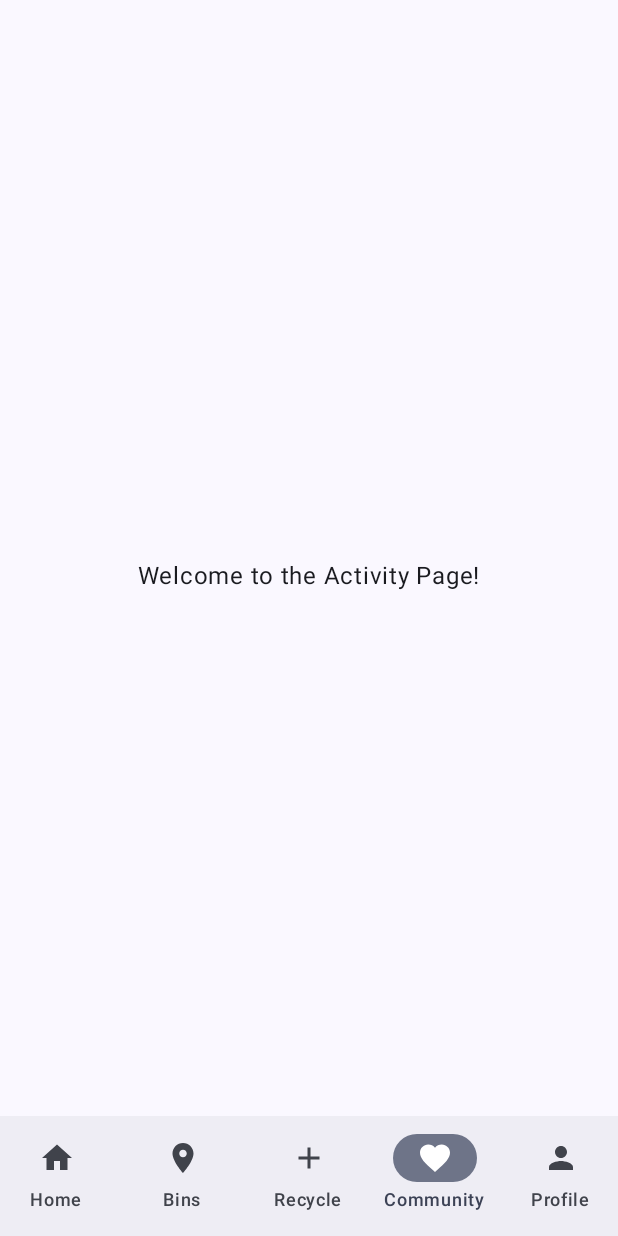
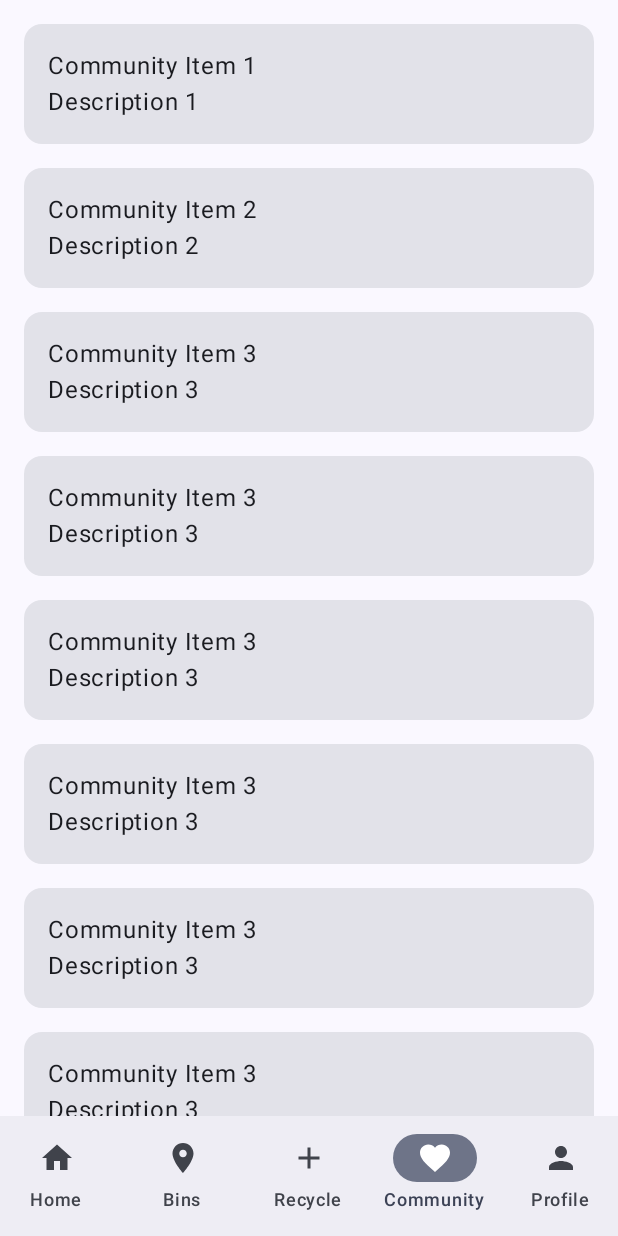
Before and after one commit to Morenokoko/PSD2_T12, an Android app built with Jetpack Compose: the HomePage screen opened through its navigation route, item 4 of the bottom bar chosen, on a phone screen of 412 x 824 dp. Run offline under Robolectric (Android 15) with nearby library versions, the phone set to English and light mode, and no system bars; libraries missing offline, so code that uses them is left out: androidx.camera.core, androidx.camera.view.

Commit message:
added paddingValues so that content wont be hidden behind navbar

```diff
--- a/frontend/app/src/main/java/com/example/ecoranger/CameraPage.kt
+++ b/frontend/app/src/main/java/com/example/ecoranger/CameraPage.kt
@@ -53,6 +53,7 @@ import androidx.lifecycle.LifecycleOwner
 import android.provider.Settings
 import android.net.Uri
 import android.app.Activity
+
 @SuppressLint("UnusedMaterial3ScaffoldPaddingParameter")
 @Composable
 fun CameraPage(navController: NavHostController, selectedItem: MutableState<Int>) {
@@ -139,7 +140,6 @@ private fun CameraContent() {
             )
         }
     ) { paddingValues: PaddingValues ->
-
         Box(modifier = Modifier.fillMaxSize()) {
             AndroidView(
                 modifier = Modifier
--- a/frontend/app/src/main/java/com/example/ecoranger/CommunityPage.kt
+++ b/frontend/app/src/main/java/com/example/ecoranger/CommunityPage.kt
@@ -4,19 +4,27 @@ import BackHandler
 import android.annotation.SuppressLint
 import androidx.compose.foundation.layout.Arrangement
 import androidx.compose.foundation.layout.Column
+import androidx.compose.foundation.layout.PaddingValues
 import androidx.compose.foundation.layout.fillMaxSize
+import androidx.compose.foundation.layout.fillMaxWidth
 import androidx.compose.foundation.layout.padding
+import androidx.compose.foundation.lazy.LazyColumn
+import androidx.compose.foundation.lazy.items
+import androidx.compose.material3.Card
+import androidx.compose.material3.ExperimentalMaterial3Api
 import androidx.compose.material3.Scaffold
 import androidx.compose.material3.Text
 import androidx.compose.runtime.Composable
 import androidx.compose.runtime.MutableState
 import androidx.compose.runtime.mutableStateOf
 import androidx.compose.runtime.remember
-import androidx.compose.ui.Alignment
 import androidx.compose.ui.Modifier
 import androidx.compose.ui.unit.dp
 import androidx.navigation.NavHostController
 
+
+// Define a data class for the card information
+data class CommunityItem(val title: String, val description: String)
 
 @SuppressLint("UnusedMaterial3ScaffoldPaddingParameter")
 @Composable
@@ -40,21 +48,65 @@ fun CommunityPage(navController: NavHostController, selectedItem: MutableState<I
         )
     }
     Scaffold(
-        bottomBar = { BottomNavigationBar(navController, selectedItem)},
-        content = {
-            Column(
+        bottomBar = { BottomNavigationBar(navController, selectedItem) },
+        content = { paddingValues: PaddingValues ->
+            LazyColumn(
                 modifier = Modifier
                     .fillMaxSize()
-                    .padding(bottom = 56.dp), // Adjust the padding to fit your needs
-                verticalArrangement = Arrangement.Center,
-                horizontalAlignment = Alignment.CenterHorizontally
+                    .padding(paddingValues),
+                contentPadding = PaddingValues(horizontal = 16.dp, vertical = 8.dp)
             ) {
-                Text("Welcome to the Activity Page!")
+                // Sample list of community items
+                val communityItems = listOf(
+                    CommunityItem("Community Item 1", "Description 1"),
+                    CommunityItem("Community Item 2", "Description 2"),
+                    CommunityItem("Community Item 3", "Description 3"),
+                    CommunityItem("Community Item 3", "Description 3"),
+                    CommunityItem("Community Item 3", "Description 3"),
+                    CommunityItem("Community Item 3", "Description 3"),
+                    CommunityItem("Community Item 3", "Description 3"),
+                    CommunityItem("Community Item 3", "Description 3"),
+                    CommunityItem("Community Item 3", "Description 3"),
+                    CommunityItem("Community Item 3", "Description 3")
+                    // Add more items as needed
+                )
+
+                items(communityItems) { item ->
+                    CommunityCard(item)
+                }
             }
+//            Column(
+//                modifier = Modifier
+//                    .fillMaxSize()
+//                    .padding(bottom = 56.dp), // Adjust the padding to fit your needs
+//                verticalArrangement = Arrangement.Center,
+//                horizontalAlignment = Alignment.CenterHorizontally
+//            ) {
+//                Text("Welcome to the Activity Page!")
+//            }
         }
     )
 }
 
+@OptIn(ExperimentalMaterial3Api::class)
+@Composable
+fun CommunityCard(item: CommunityItem) {
+    Card(
+        modifier = Modifier
+            .padding(vertical = 8.dp)
+            .fillMaxWidth(),
+        onClick = {
+            // Handle card click if needed
+        }
+    ) {
+        Column(
+            modifier = Modifier.padding(16.dp)
+        ) {
+            Text(text = item.title)
+            Text(text = item.description)
+        }
+    }
+}
 
 private fun exitApp() {
     // Close the app
--- a/frontend/app/src/main/java/com/example/ecoranger/HomePage.kt
+++ b/frontend/app/src/main/java/com/example/ecoranger/HomePage.kt
@@ -7,6 +7,7 @@ import androidx.compose.foundation.clickable
 import androidx.compose.foundation.layout.Arrangement
 import androidx.compose.foundation.layout.Box
 import androidx.compose.foundation.layout.Column
+import androidx.compose.foundation.layout.PaddingValues
 import androidx.compose.foundation.layout.Row
 import androidx.compose.foundation.layout.Spacer
 import androidx.compose.foundation.layout.fillMaxSize
@@ -56,10 +57,13 @@ fun HomePage(navController: NavHostController, selectedItem: MutableState<Int>)
         })
     }
 
-    Scaffold(bottomBar = { BottomNavigationBar(navController, selectedItem) }, content = {
+    Scaffold(
+        bottomBar = { BottomNavigationBar(navController, selectedItem) },
+        content = { paddingValues: PaddingValues ->
             Column(
                 modifier = Modifier
                     .fillMaxSize()
+                    .padding(paddingValues)
                     .padding(16.dp),
                 verticalArrangement = Arrangement.Top,
             ) {
--- a/frontend/app/src/main/java/com/example/ecoranger/ProfilePage.kt
+++ b/frontend/app/src/main/java/com/example/ecoranger/ProfilePage.kt
@@ -4,6 +4,7 @@ import BackHandler
 import android.annotation.SuppressLint
 import androidx.compose.foundation.layout.Arrangement
 import androidx.compose.foundation.layout.Column
+import androidx.compose.foundation.layout.PaddingValues
 import androidx.compose.foundation.layout.fillMaxSize
 import androidx.compose.foundation.layout.padding
 import androidx.compose.material3.Scaffold
@@ -40,12 +41,12 @@ fun ProfilePage(navController: NavHostController, selectedItem: MutableState<Int
         )
     }
     Scaffold(
-        bottomBar = { BottomNavigationBar(navController, selectedItem)},
-        content = {
+        bottomBar = { BottomNavigationBar(navController, selectedItem) },
+        content = { paddingValues: PaddingValues ->
             Column(
                 modifier = Modifier
                     .fillMaxSize()
-                    .padding(bottom = 56.dp), // Adjust the padding to fit your needs
+                    .padding(paddingValues), // Adjust the padding to fit your needs
                 verticalArrangement = Arrangement.Center,
                 horizontalAlignment = Alignment.CenterHorizontally
             ) {
```
Lines whose indentation alone changed are shown as unchanged.
